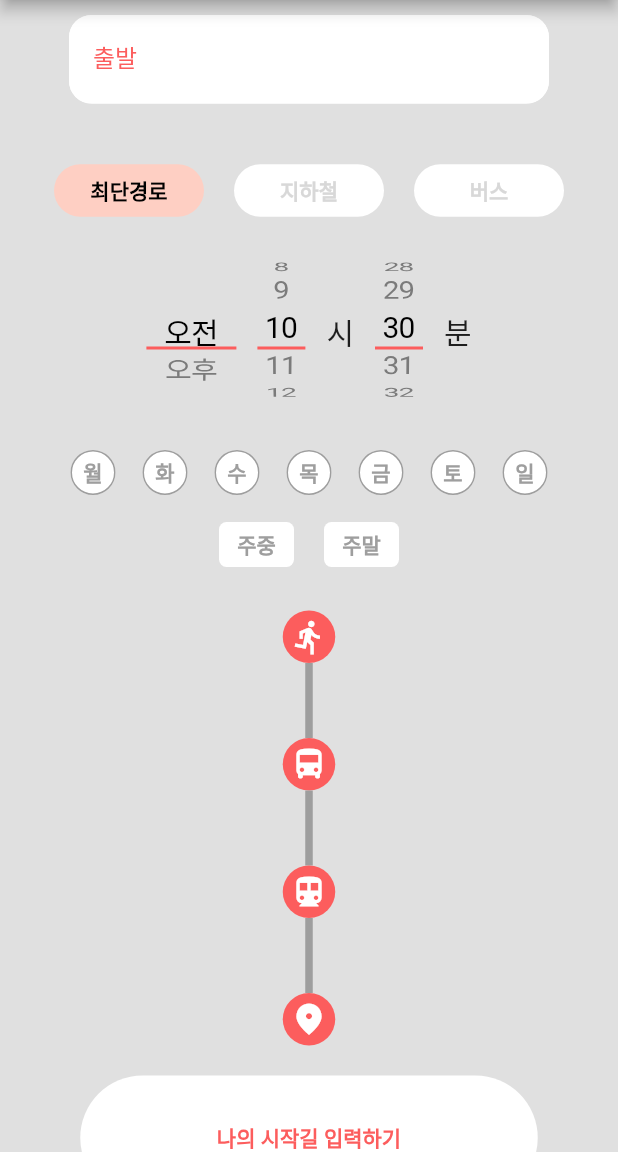
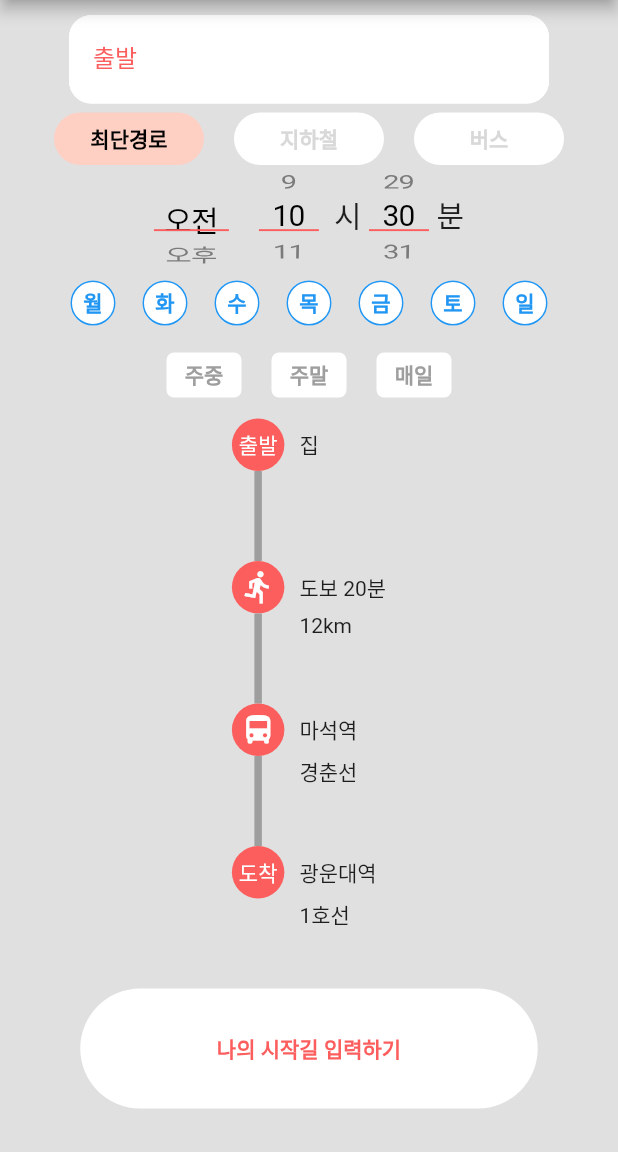
Before and after one commit to Team-Kelly/cotten_candy_ui, a Flutter app: the screen it shows after launch, on a phone screen of 412 x 824 dp, the part 84-1236 px from its top. Run offline on Flutter 3.47's test engine with Material 2 defaults, Android fonts, the phone set to English and light mode, and no system bars; missing offline and left inert: dart:html.

Commit message:
타임라인 추가 및 기존 컴포넌트 수정

```diff
--- a/example/lib/main.dart
+++ b/example/lib/main.dart
@@ -1,5 +1,4 @@
 import 'package:flutter/material.dart';
-
 import 'package:cotten_candy_ui/cotten_candy_ui.dart';
 
 void main() {
@@ -50,27 +49,53 @@ class _MyHomePageState extends State<HomePage> {
               const DefaultTextField(
                 labelText: '출발',
               ),
-              const SizedBox(height: 10),
+              const SizedBox(height: 5),
               DefaultRadioButton(
                   radioComponents: const ['최단경로', '지하철', '버스'],
                   onChanged: (value) {}),
-              const SizedBox(height: 20),
-              TimePicker(onChanged: (hour, minute) {
-              },),
-              const SizedBox(height: 20),
+              const SizedBox(height: 5),
+              TimePicker(
+                height: 63,
+                onChanged: (hour, minute) {},
+              ),
               DayOfTheWeek(
                 onChanged: (value) {},
               ),
-              const SizedBox(height: 20),
-              TimeLine(),
-              const SizedBox(height: 20),
+              const SizedBox(height: 5),
+              const TimeLine(children: [
+                Indicator(
+                  child: Text('출발', style: TextStyle(color: Color(0xFFFFFFFF))),
+                  title: Text('집'),
+                ),
+                Indicator(
+                  child: Icon(
+                    Icons.directions_run,
+                    color: Colors.white,
+                  ),
+                  title: Text('도보 20분'),
+                  subTitle: Text('12km'),
+                ),
+                Indicator(
+                  child: Icon(
+                    Icons.directions_bus,
+                    color: Colors.white,
+                  ),
+                  title: Text('마석역'),
+                  subTitle: Text('경춘선'),
+                ),
+                Indicator(
+                  child: Text('도착', style: TextStyle(color: Color(0xFFFFFFFF))),
+                  title: Text('광운대역'),
+                  subTitle: Text('1호선'),
+                ),
+              ], connector: Connector()),
               DefaultButton(
                   child: const Text('나의 시작길 입력하기',
                       style: TextStyle(
                           color: Color(0xFFFC5D5D),
                           fontWeight: FontWeight.w800)),
                   onPressed: () {}),
-              const SizedBox(height: 100),
+              const SizedBox(height: 10),
             ],
           ),
         ),
--- a/lib/src/button.dart
+++ b/lib/src/button.dart
@@ -14,7 +14,7 @@ class DefaultButton extends StatelessWidget {
       required this.onPressed,
       required this.child,
       this.width = 305,
-      this.height = 83,
+      this.height = 80,
       this.buttonColor = const Color(0xFFFFFFFF),
       this.borderRadius = 42,
       this.elevation = 0})
--- a/lib/src/day_of_the_week.dart
+++ b/lib/src/day_of_the_week.dart
@@ -7,15 +7,7 @@ class DayOfTheWeek extends StatefulWidget {
   final Color buttonColor;
   final double borderRadius;
   final double elevation;
-  final List<bool> isSelected = [
-    false,
-    false,
-    false,
-    false,
-    false,
-    false,
-    false
-  ];
+  final List<bool> isSelected = [true, true, true, true, true, true, true];
   DayOfTheWeek(
       {Key? key,
       required this.onChanged,
@@ -31,6 +23,10 @@ class DayOfTheWeek extends StatefulWidget {
 }
 
 class _DayOfTheWeekState extends State<DayOfTheWeek> {
+  bool weekday = false;
+  bool weekend = false;
+  bool allday = true;
+
   @override
   Widget build(BuildContext context) {
     return SizedBox(
@@ -60,8 +56,8 @@ class _DayOfTheWeekState extends State<DayOfTheWeek> {
                     borderRadius: BorderRadius.circular(widget.borderRadius)),
                 elevation: widget.elevation,
                 fillColor: widget.buttonColor,
-                constraints:
-                    BoxConstraints.tightFor(width: widget.width, height: widget.height),
+                constraints: BoxConstraints.tightFor(
+                    width: widget.width, height: widget.height),
               ),
               RawMaterialButton(
                 child: Text('화',
@@ -84,8 +80,8 @@ class _DayOfTheWeekState extends State<DayOfTheWeek> {
                     borderRadius: BorderRadius.circular(widget.borderRadius)),
                 elevation: widget.elevation,
                 fillColor: widget.buttonColor,
-                constraints:
-                    BoxConstraints.tightFor(width: widget.width, height: widget.height),
+                constraints: BoxConstraints.tightFor(
+                    width: widget.width, height: widget.height),
               ),
               RawMaterialButton(
                 child: Text('수',
@@ -108,8 +104,8 @@ class _DayOfTheWeekState extends State<DayOfTheWeek> {
                     borderRadius: BorderRadius.circular(widget.borderRadius)),
                 elevation: widget.elevation,
                 fillColor: widget.buttonColor,
-                constraints:
-                    BoxConstraints.tightFor(width: widget.width, height: widget.height),
+                constraints: BoxConstraints.tightFor(
+                    width: widget.width, height: widget.height),
               ),
               RawMaterialButton(
                 child: Text('목',
@@ -132,8 +128,8 @@ class _DayOfTheWeekState extends State<DayOfTheWeek> {
                     borderRadius: BorderRadius.circular(widget.borderRadius)),
                 elevation: widget.elevation,
                 fillColor: widget.buttonColor,
-                constraints:
-                    BoxConstraints.tightFor(width: widget.width, height: widget.height),
+                constraints: BoxConstraints.tightFor(
+                    width: widget.width, height: widget.height),
               ),
               RawMaterialButton(
                 child: Text('금',
@@ -156,8 +152,8 @@ class _DayOfTheWeekState extends State<DayOfTheWeek> {
                     borderRadius: BorderRadius.circular(widget.borderRadius)),
                 elevation: widget.elevation,
                 fillColor: widget.buttonColor,
-                constraints:
-                    BoxConstraints.tightFor(width: widget.width, height: widget.height),
+                constraints: BoxConstraints.tightFor(
+                    width: widget.width, height: widget.height),
               ),
               RawMaterialButton(
                 child: Text('토',
@@ -180,8 +176,8 @@ class _DayOfTheWeekState extends State<DayOfTheWeek> {
                     borderRadius: BorderRadius.circular(widget.borderRadius)),
                 elevation: widget.elevation,
                 fillColor: widget.buttonColor,
-                constraints:
-                    BoxConstraints.tightFor(width: widget.width, height: widget.height),
+                constraints: BoxConstraints.tightFor(
+                    width: widget.width, height: widget.height),
               ),
               RawMaterialButton(
                 child: Text('일',
@@ -204,8 +200,8 @@ class _DayOfTheWeekState extends State<DayOfTheWeek> {
                     borderRadius: BorderRadius.circular(widget.borderRadius)),
                 elevation: widget.elevation,
                 fillColor: widget.buttonColor,
-                constraints:
-                    BoxConstraints.tightFor(width: widget.width, height: widget.height),
+                constraints: BoxConstraints.tightFor(
+                    width: widget.width, height: widget.height),
               ),
             ],
           ),
@@ -259,6 +255,44 @@ class _DayOfTheWeekState extends State<DayOfTheWeek> {
                 constraints:
                     const BoxConstraints.tightFor(width: 50, height: 30),
               ),
+              const SizedBox(width: 20),
+              RawMaterialButton(
+                child: const Text('매일',
+                    style: TextStyle(
+                        color: Colors.grey,
+                        // (allday) ? Colors.blue : Colors.grey,
+                        fontWeight: FontWeight.w800)),
+                onPressed: () {
+                  setState(() {
+                    if (allday) {
+                      widget.isSelected[0] = false;
+                      widget.isSelected[1] = false;
+                      widget.isSelected[2] = false;
+                      widget.isSelected[3] = false;
+                      widget.isSelected[4] = false;
+                      widget.isSelected[5] = false;
+                      widget.isSelected[6] = false;
+                      allday = false;
+                    } else {
+                      widget.isSelected[0] = true;
+                      widget.isSelected[1] = true;
+                      widget.isSelected[2] = true;
+                      widget.isSelected[3] = true;
+                      widget.isSelected[4] = true;
+                      widget.isSelected[5] = true;
+                      widget.isSelected[6] = true;
+                      allday = true;
+                    }
+                  });
+                  widget.onChanged!(widget.isSelected);
+                },
+                shape: RoundedRectangleBorder(
+                    borderRadius: BorderRadius.circular(5.0)),
+                elevation: widget.elevation,
+                fillColor: Colors.white,
+                constraints:
+                    const BoxConstraints.tightFor(width: 50, height: 30),
+              ),
             ],
           )
         ],
--- a/lib/src/radio_button.dart
+++ b/lib/src/radio_button.dart
@@ -37,7 +37,7 @@ class _DefaultRadioButtonState extends State<DefaultRadioButton> {
 
   @override
   Widget build(BuildContext context) {
-    return SizedBox(
+    return SizedBox(height: widget.height,width:widget.width*widget.radioComponents.length+widget.interval*(widget.radioComponents.length),
       child: Builder(builder: (context) {
         List<Widget> components = [];
         currentValue ??= widget.radioComponents[0];
--- a/lib/src/text_field.dart
+++ b/lib/src/text_field.dart
@@ -14,7 +14,7 @@ class DefaultTextField extends StatelessWidget {
       {Key? key,
       this.labelText,
       this.width = 320,
-      this.height = 83,
+      this.height = 60,
       this.labelColor = const Color(0xFFFC5D5D),
       this.filledColor = const Color(0xFFFFFFFF),
       this.focusedsideColor = const Color(0xFFFFFFFF),
--- a/lib/src/time_line.dart
+++ b/lib/src/time_line.dart
@@ -1,42 +1,115 @@
 import 'package:flutter/material.dart';
 
 class TimeLine extends StatelessWidget {
-  const TimeLine({Key? key}) : super(key: key);
+  final List<Indicator> children;
+  final Connector connector;
+  const TimeLine({Key? key, required this.children, required this.connector})
+      : super(key: key);
 
   @override
   Widget build(BuildContext context) {
-    return SizedBox(
-      child: Column(mainAxisAlignment: MainAxisAlignment.center,
+    return SizedBox(child: Builder(builder: (context) {
+      List<Widget> components = [];
+      List<Widget> labels = [];
+      components.add(children[0]);
+      labels.add(SizedBox(
+        height: children[0].height,
+        child: Row(
+          crossAxisAlignment: CrossAxisAlignment.center,
+          children: [SizedBox(child: children[0].title)],
+        ),
+      ));
+      labels.add(SizedBox(
+        height: connector.height,
+        child: Row(
+          crossAxisAlignment: CrossAxisAlignment.start,
+          children: [SizedBox(child: children[0].subTitle)],
+        ),
+      ));
+
+      for (int i = 1; i < children.length; i++) {
+        components.add(connector);
+        components.add(children[i]);
+        labels.add(SizedBox(
+          height: children[i].height,
+          child: Row(
+            crossAxisAlignment: CrossAxisAlignment.center,
+            children: [SizedBox(child: children[i].title)],
+          ),
+        ));
+        labels.add(SizedBox(
+          height: connector.height,
+          child: Row(
+            crossAxisAlignment: CrossAxisAlignment.start,
+            children: [SizedBox(child: children[i].subTitle)],
+          ),
+        ));
+      }
+      return Row(
+        mainAxisAlignment: MainAxisAlignment.center,
+        crossAxisAlignment: CrossAxisAlignment.start,
         children: [
-          Container(
-            width: 35,
-            height: 35,
-            child: Center(child: Icon(Icons.directions_run, color: Colors.white, size: 25,)),
-            decoration: BoxDecoration(color: const Color(0xFFFC5D5D),borderRadius: BorderRadius.circular(35)),
+          Column(children: components),
+          const SizedBox(
+            width: 10,
           ),
-          Container(width: 5,height: 50,color: Colors.grey,),
-          Container(
-            width: 35,
-            height: 35,
-            child: Center(child: Icon(Icons.directions_bus, color: Colors.white, size: 25,)),
-            decoration: BoxDecoration(color: const Color(0xFFFC5D5D),borderRadius: BorderRadius.circular(35)),
-          ),
-          Container(width: 5,height: 50,color: Colors.grey,),
-          Container(
-            width: 35,
-            height: 35,
-            child: Center(child: Icon(Icons.directions_subway, color: Colors.white, size: 25,)),
-            decoration: BoxDecoration(color: const Color(0xFFFC5D5D),borderRadius: BorderRadius.circular(35)),
-          ),
-          Container(width: 5,height: 50,color: Colors.grey,),
-          Container(
-            width: 35,
-            height: 35,
-            child: Center(child: Icon(Icons.fmd_good, color: Colors.white, size: 25,)),
-            decoration: BoxDecoration(color: const Color(0xFFFC5D5D),borderRadius: BorderRadius.circular(35)),
-          ),
+          Column(
+              crossAxisAlignment: CrossAxisAlignment.start, children: labels),
         ],
-      ),
+      );
+    }));
+  }
+}
+
+class Indicator extends StatelessWidget {
+  final Widget? child;
+  final Widget? title;
+  final Widget? subTitle;
+  final double width;
+  final double height;
+  final Color color;
+  final double borderRadius;
+
+  const Indicator(
+      {Key? key,
+      this.child,
+      this.title,
+      this.subTitle,
+      this.width = 35,
+      this.height = 35,
+      this.color = const Color(0xFFFC5D5D),
+      this.borderRadius = 35})
+      : super(key: key);
+
+  @override
+  Widget build(BuildContext context) {
+    return Container(
+      width: width,
+      height: height,
+      child: Center(child: child),
+      decoration: BoxDecoration(
+          color: color, borderRadius: BorderRadius.circular(borderRadius)),
     );
   }
 }
+
+class Connector extends StatelessWidget {
+  final double width;
+  final double height;
+  final Color color;
+  const Connector({
+    Key? key,
+    this.width = 5,
+    this.height = 60,
+    this.color = Colors.grey,
+  }) : super(key: key);
+
+  @override
+  Widget build(BuildContext context) {
+    return Container(
+      width: width,
+      height: height,
+      color: color,
+    );
+  }
+}
--- a/lib/src/time_picker.dart
+++ b/lib/src/time_picker.dart
@@ -9,7 +9,7 @@ class TimePicker extends StatefulWidget {
   const TimePicker(
       {Key? key,
       required this.onChanged,
-      this.width = 60,
+      this.width = 250,
       this.height = 100,
       this.textSize = 20})
       : super(key: key);
@@ -32,25 +32,25 @@ class _TimePickerState extends State<TimePicker> {
       children: [
         SizedBox(
             height: widget.height,
-            width: 60,
+            width: widget.textSize * 2.5,
             child: CupertinoPicker(
                 selectionOverlay: SizedBox(
-                  width: widget.textSize * 3.2,
-                  height: 30,
-                  child: Column(
+                  width: widget.textSize * 2.5,
+                  height: widget.height * 0.3,
+                  child: Column(mainAxisAlignment: MainAxisAlignment.center,
                     children: [
-                      Container(
-                        height: 25,
-                        width: widget.textSize * 3.2,
+                      SizedBox(
+                        height: widget.height * 0.25,
+                        width: widget.textSize * 2.5,
                       ),
                       Container(
-                        height: 2,
-                        width: widget.textSize * 3.2,
+                        height: widget.height * 0.02,
+                        width: widget.textSize * 2.5,
                         color: const Color(0xFFFC5D5D),
                       ),
-                      Container(
-                        height: 3,
-                        width: widget.textSize * 3.2,
+                      SizedBox(
+                        height: widget.height * 0.03,
+                        width: widget.textSize * 2.5,
                       ),
                     ],
                   ),
@@ -74,9 +74,10 @@ class _TimePickerState extends State<TimePicker> {
                     style: TextStyle(fontSize: widget.textSize),
                   )
                 ])),
+                SizedBox(width: ((widget.width-widget.textSize*12)<0)?0:widget.width-widget.textSize*12,),
         SizedBox(
           height: widget.height,
-          width: 60,
+          width: widget.textSize * 3,
           child: Builder(builder: (context) {
             List<Widget> hours = [];
             hours.add(Text(
@@ -92,22 +93,22 @@ class _TimePickerState extends State<TimePicker> {
             }
             return CupertinoPicker(
                 selectionOverlay: SizedBox(
-                  width: 35,
-                  height: 30,
-                  child: Column(
+                  width: widget.textSize * 2,
+                  height: widget.height,
+                  child: Column(mainAxisAlignment: MainAxisAlignment.center,
                     children: [
-                      Container(
-                        height: 25,
-                        width: widget.textSize * 1.6,
+                      SizedBox(
+                        height: widget.height * 0.25,
+                        width: widget.textSize * 2,
                       ),
                       Container(
-                        height: 2,
-                        width: widget.textSize * 1.6,
+                        height: widget.height * 0.02,
+                        width: widget.textSize * 2,
                         color: const Color(0xFFFC5D5D),
                       ),
-                      Container(
-                        height: 3,
-                        width: widget.textSize * 1.6,
+                      SizedBox(
+                        height: widget.height * 0.03,
+                        width: widget.textSize * 2,
                       ),
                     ],
                   ),
@@ -130,13 +131,22 @@ class _TimePickerState extends State<TimePicker> {
                 children: hours);
           }),
         ),
+        SizedBox(
+          height: widget.height,
+          child: Column(
+            mainAxisAlignment: MainAxisAlignment.center,
+            children: [
               Text(
                 '시',
                 style: TextStyle(fontSize: widget.textSize),
               ),
+              SizedBox(height: widget.height * 0.1)
+            ],
+          ),
+        ),
         SizedBox(
           height: widget.height,
-          width: 60,
+          width: widget.textSize * 2.5,
           child: Builder(builder: (context) {
             List<Widget> minutes = [];
             for (int minute = 0; minute < 60; minute++) {
@@ -147,22 +157,22 @@ class _TimePickerState extends State<TimePicker> {
             }
             return CupertinoPicker(
                 selectionOverlay: SizedBox(
-                  width: 35,
-                  height: 30,
-                  child: Column(
+                  width: widget.textSize * 2,
+                  height: widget.height,
+                  child: Column(mainAxisAlignment: MainAxisAlignment.center,
                     children: [
-                      Container(
-                        height: 25,
-                        width: widget.textSize * 1.6,
+                      SizedBox(
+                        height: widget.height * 0.25,
+                        width: widget.textSize * 2,
                       ),
                       Container(
-                        height: 2,
-                        width: widget.textSize * 1.6,
+                        height: widget.height * 0.02,
+                        width: widget.textSize * 2,
                         color: const Color(0xFFFC5D5D),
                       ),
-                      Container(
-                        height: 3,
-                        width: widget.textSize * 1.6,
+                      SizedBox(
+                        height: widget.height * 0.03,
+                        width: widget.textSize * 2,
                       ),
                     ],
                   ),
@@ -181,9 +191,18 @@ class _TimePickerState extends State<TimePicker> {
                 children: minutes);
           }),
         ),
+        SizedBox(
+          height: widget.height,
+          child: Column(
+            mainAxisAlignment: MainAxisAlignment.center,
+            children: [
               Text(
                 '분',
                 style: TextStyle(fontSize: widget.textSize),
+              ),
+              SizedBox(height: widget.height * 0.1)
+            ],
+          ),
         )
       ],
     );
```
Lines whose indentation alone changed are shown as unchanged.
